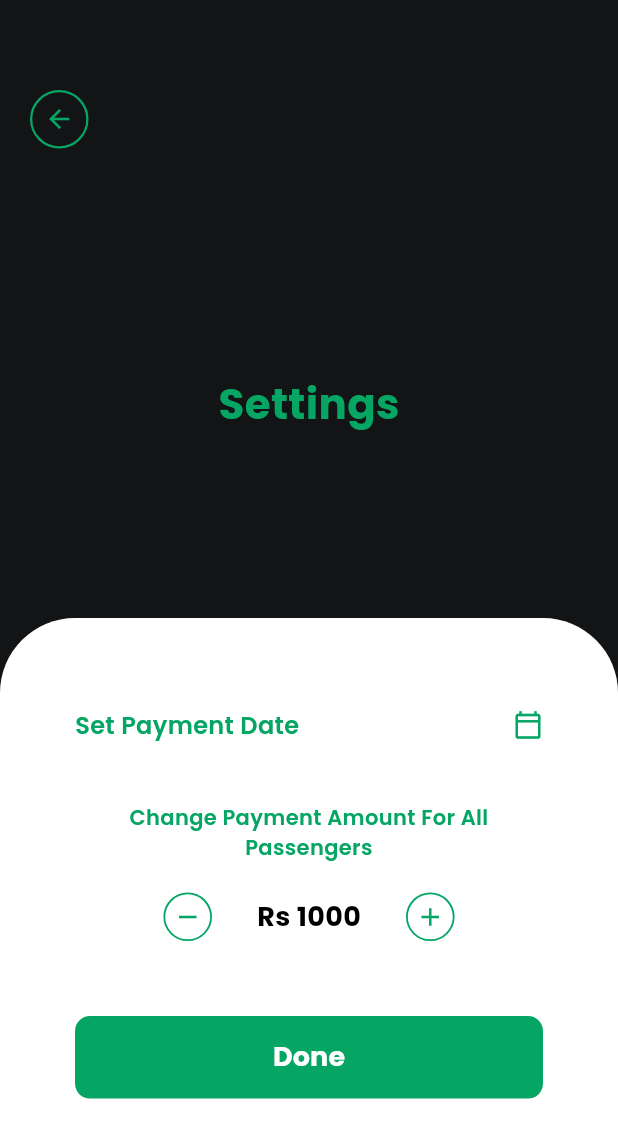
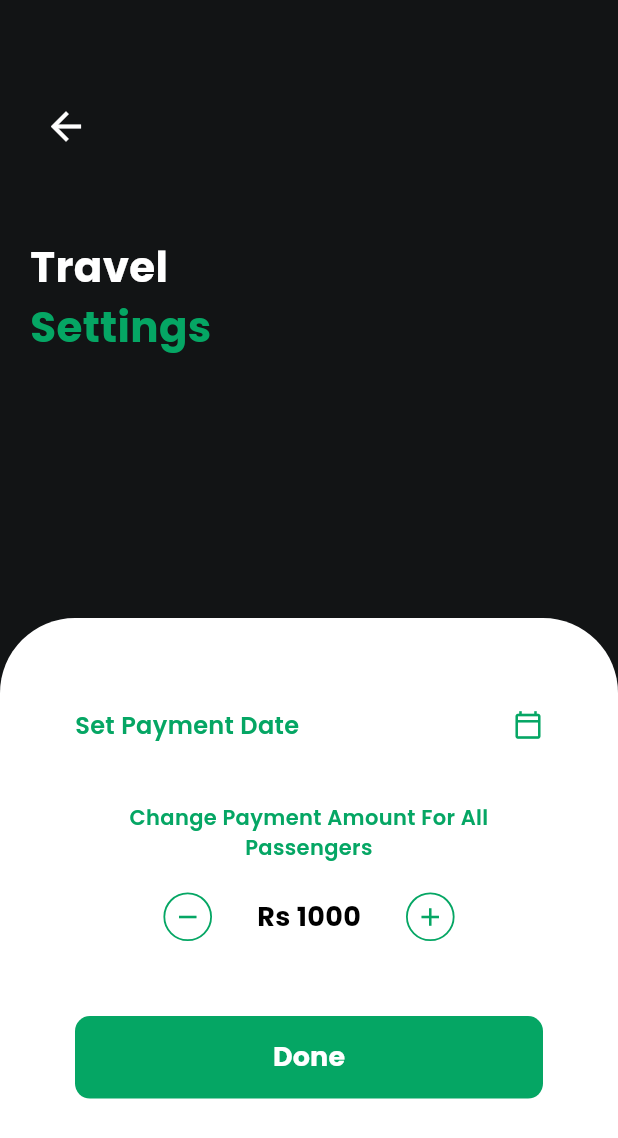
Before and after one commit to venuraka/Travel_pass, a Flutter app: the SettingsScreen screen opened directly, on a phone screen of 412 x 824 dp. Shown: the top 1138 px of the screen. Run offline on Flutter 3.47's test engine with Material 3 defaults, Android fonts, the phone set to English and light mode, and no system bars; our stand-ins replace table_calendar.

Commit message:
Update Settings.dart

```diff
--- a/project/lib/Screens/Driver/Settings.dart
+++ b/project/lib/Screens/Driver/Settings.dart
@@ -1,4 +1,5 @@
 import 'package:flutter/material.dart';
+import '../Components/Header.dart';
 import '../Components/Whitecard.dart';
 // Assuming Header.dart exists, but I will build the specific header shown in the screenshot inline for accuracy.
 
@@ -68,45 +69,11 @@ class _SettingsScreenState extends State<SettingsScreen> {
       backgroundColor: darkBg,
       body: Stack(
         children: [
-          // --- 1. Custom Header (Matches Screenshot) ---
-          Positioned(
-            top: 60, // Adjust for SafeArea
-            left: 20,
-            right: 20,
-            child: Column(
-              children: [
-                // Back Button Area
-                Row(
-                  children: [
-                    InkWell(
-                      onTap: () => Navigator.pop(context),
-                      borderRadius: BorderRadius.circular(30),
-                      child: Container(
-                        padding: const EdgeInsets.all(8),
-                        decoration: BoxDecoration(
-                          shape: BoxShape.circle,
-                          border: Border.all(color: appGreen, width: 1.5),
-                        ),
-                        child: Icon(
-                          Icons.arrow_back,
-                          color: appGreen,
-                          size: 20,
-                        ),
-                      ),
-                    ),
-                  ],
-                ),
-                const SizedBox(height: 150), // Push "Settings" text down to center
-                Text(
-                  'Settings',
-                  style: TextStyle(
-                    color: appGreen,
-                    fontSize: 28,
-                    fontWeight: FontWeight.bold,
-                  ),
-                ),
-              ],
-            ),
+          const RegistrationHeader(
+            title: 'Travel',
+            subtitle: 'Settings',
+            subtitleColor: Color(0xFF05A664),
+            topPadding: 50,
           ),
 
           // --- 2. White Card Content ---
```
